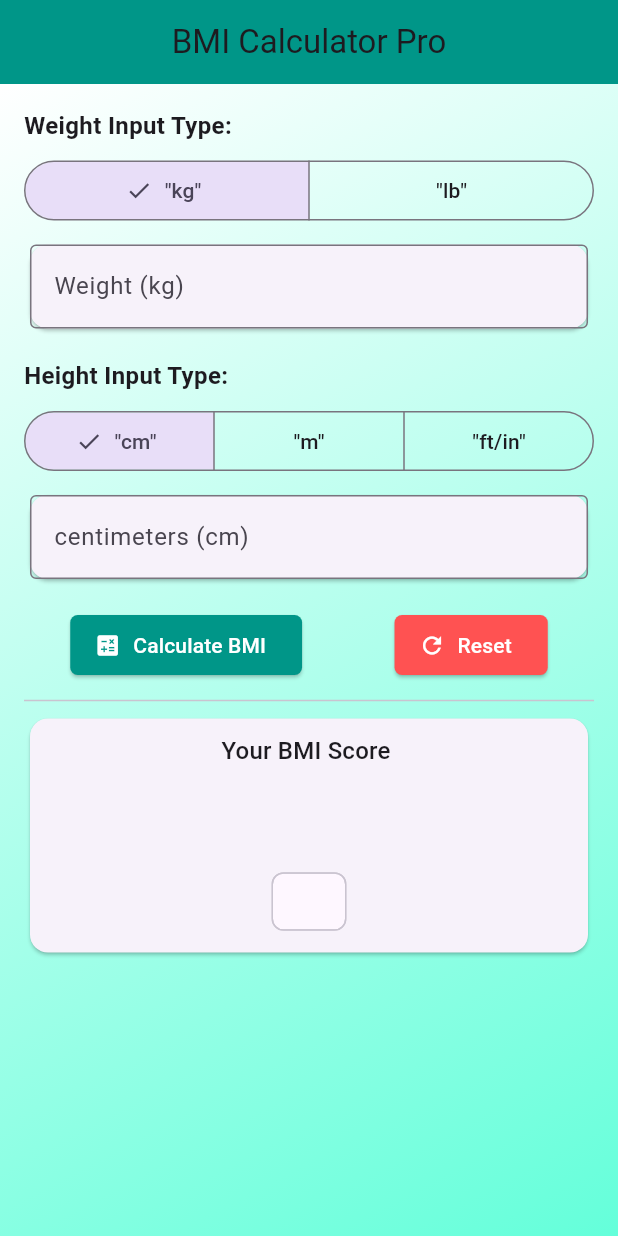
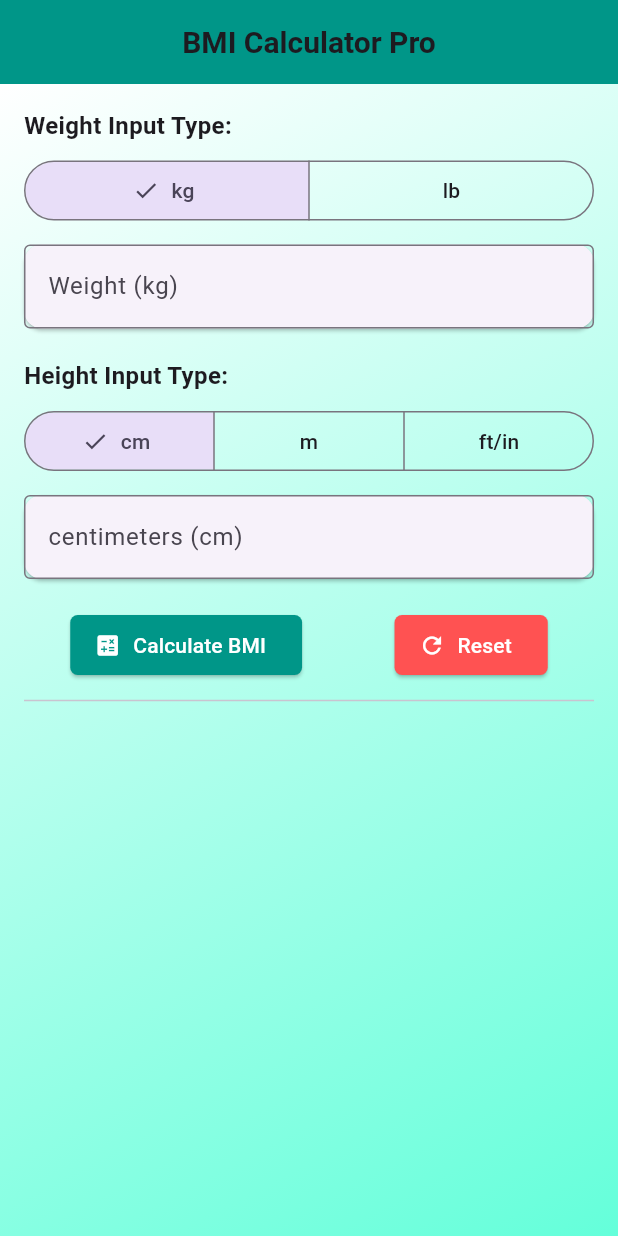
Before and after one commit to SaidurRahman1004/bmi_calculator, a Flutter app: the screen it shows after launch, after a tap on "Calculate BMI", on a phone screen of 412 x 824 dp. Run offline on Flutter 3.47's test engine with Material 3 defaults, Android fonts, the phone set to English and light mode, and no system bars; our stand-ins replace google_fonts.

```diff
--- a/lib/bmi_screen-Ui.dart
+++ b/lib/bmi_screen-Ui.dart
@@ -1,6 +1,6 @@
 import 'package:flutter/material.dart';
 
-enum HeightInputTypes { centimeters,meter, feetInches }
+enum HeightInputTypes { centimeters, meter, feetInches }
 
 enum WeightInputTypes { kg, lb }
 
@@ -23,22 +23,140 @@ class _BmiCalculatorProState extends State<BmiCalculatorPro> {
   WeightInputTypes _weighthtType = WeightInputTypes.kg;
   String _bmiResult = "";
   String _bmiCategory = "";
-  Color categoryColor  = Colors.grey;
+  Color categoryColor = Colors.grey;
 
   //Custom Snackbar
-  void CustomSnk(String txt){
+  void CustomSnk(String txt) {
     ScaffoldMessenger.of(context).showSnackBar(
-      SnackBar(
-        content: Text(txt),
-        duration: const Duration(seconds: 2),
-    ));
+      SnackBar(content: Text(txt), duration: const Duration(seconds: 2)),
+    );
   }
 
   ///Conversion
-  double lbToKg(double lb) => lb * 0.453;                                      // pounds -> kg
-                         //cm -> meter
+  ///
+  //weight
+  double _getWeight() {
+    if (_weighthtType == WeightInputTypes.kg) {
+      return double.parse(_weightCtrl.text.trim());
+    } else {
+      return double.parse(_lbCtrl.text.trim()) * 0.453592;   //lb to kg
+    }
+  }
 
 
+  //cm to meter
+  double? cmToMeter() {
+    final cm = double.tryParse(_cmCtrl.text.trim());
+    if (cm == null || cm <= 0) {
+      CustomSnk("Enter valid height (cm)");
+      return null;
+    }
+
+    return cm / 100;
+  }
+
+  ///fet inch to meter methode
+  double? fetInchToMeter() {
+    final feet = double.tryParse(_feetCtrl.text.trim()) ?? 0;
+    final inch = double.tryParse(_inchCtrl.text.trim()) ?? 0;
+    if ( feet <= 0 && inch <= 0) {
+      CustomSnk("Enter valid height (ft/in)");
+      return null;
+    }
+    final totalInch = (feet * 12) + inch;
+    return totalInch * 0.0254;
+  }
+
+  //Normalize Inch
+  void normalizeInch() {
+    final feet = double.tryParse(_feetCtrl.text.trim()) ?? 0;
+    final inch = double.tryParse(_inchCtrl.text.trim()) ?? 0;
+
+    if (inch >= 12) {
+      final extraFeet = inch ~/ 12;
+      final remainingInch = inch % 12;
+      _feetCtrl.text = (feet + extraFeet).toString();
+      _inchCtrl.text = remainingInch.toStringAsFixed(1);
+    }
+  }
+
+
+  ///BMI Calculate Button
+  void _calculateBMI() {
+    FocusScope.of(context).unfocus();
+
+    //weight
+    double? weight = _getWeight();
+
+    if (weight == null || weight <= 0) {
+      CustomSnk("Enter valid weight");
+      return;
+    }
+
+    //height
+
+    double? heightInMeter;
+    if (_heightType == HeightInputTypes.centimeters) {
+      heightInMeter = cmToMeter();
+    } else if (_heightType == HeightInputTypes.meter) {
+      heightInMeter = double.tryParse(_mCtrl.text.trim());
+      if (heightInMeter == null || heightInMeter <= 0) {
+        CustomSnk("Enter valid height (m)");
+        return;
+      }
+    } else {
+      normalizeInch();
+      heightInMeter = fetInchToMeter();
+    }
+
+    if (heightInMeter == null) {
+      CustomSnk("Enter valid height");
+      return;
+    }
+
+
+
+    final bmi = weight / (heightInMeter * heightInMeter);
+
+    //Catagory And Color
+    String category;
+    Color color;
+
+    if (bmi < 18.5) {
+      category = "Underweight";
+      color = Colors.blue;
+    } else if (bmi < 25) {
+      category = "Normal";
+      color = Colors.green;
+    } else if (bmi < 30) {
+      category = "Overweight";
+      color = Colors.orange;
+    } else {
+      category = "Obese";
+      color = Colors.red;
+    }
+
+    setState(() {
+      _bmiResult = bmi.toStringAsFixed(2);
+      _bmiCategory = category;
+      categoryColor = color;
+    });
+  }
+
+  //reset All
+  void _resetAll(){
+    _weightCtrl.clear();
+    _lbCtrl.clear();
+    _cmCtrl.clear();
+    _mCtrl.clear();
+    _feetCtrl.clear();
+    _inchCtrl.clear();
+    setState(() {
+      _bmiResult = "";
+      _bmiCategory = "";
+      categoryColor = Colors.grey;
+    });
+  }
 
   @override
   void dispose() {
@@ -50,12 +168,12 @@ class _BmiCalculatorProState extends State<BmiCalculatorPro> {
     _inchCtrl.dispose();
     super.dispose();
   }
-
+//Ui
   @override
   Widget build(BuildContext context) {
     return Scaffold(
       appBar: AppBar(
-        title: const Text('BMI Calculator Pro'),
+        title: const Text('BMI Calculator Pro',style: TextStyle(fontSize: 20,fontWeight: FontWeight.bold),),
         backgroundColor: Colors.teal,
         centerTitle: true,
       ),
@@ -70,7 +188,6 @@ class _BmiCalculatorProState extends State<BmiCalculatorPro> {
         child: ListView(
           padding: const EdgeInsets.all(16.0),
           children: [
-
             //Weight
             Text(
               'Weight Input Type:',
@@ -81,35 +198,36 @@ class _BmiCalculatorProState extends State<BmiCalculatorPro> {
               segments: [
                 ButtonSegment(
                   value: WeightInputTypes.kg,
-                  label: const Text('"kg"'),
+                  label: const Text('kg'),
                 ),
                 ButtonSegment(
                   value: WeightInputTypes.lb,
-                  label: const Text('"lb"'),
+                  label: const Text('lb'),
                 ),
-
               ],
               selected: {_weighthtType},
               onSelectionChanged: (value) =>
                   setState(() => _weighthtType = value.first),
             ),
             SizedBox(height: 8.0),
-            if(_weighthtType == WeightInputTypes.kg)...[
+            if (_weighthtType == WeightInputTypes.kg) ...[
               Card(
+                margin: EdgeInsets.symmetric(vertical: 4),
                 child: TextFormField(
                   controller: _weightCtrl,
-                  keyboardType: TextInputType.number,
+                  keyboardType: TextInputType.numberWithOptions(decimal: true),
                   decoration: const InputDecoration(
                     labelText: 'Weight (kg)',
                     border: OutlineInputBorder(),
                   ),
                 ),
               ),
-            ]else...[
+            ] else ...[
               Card(
+                margin: EdgeInsets.symmetric(vertical: 4),
                 child: TextFormField(
                   controller: _lbCtrl,
-                  keyboardType: TextInputType.number,
+                  keyboardType: TextInputType.numberWithOptions(decimal: true),
                   decoration: const InputDecoration(
                     labelText: 'Weight (lb)',
                     border: OutlineInputBorder(),
@@ -117,8 +235,8 @@ class _BmiCalculatorProState extends State<BmiCalculatorPro> {
                 ),
               ),
             ],
-//Height
 
+            //Height
             const SizedBox(height: 16.0),
             Text(
               'Height Input Type:',
@@ -129,15 +247,15 @@ class _BmiCalculatorProState extends State<BmiCalculatorPro> {
               segments: [
                 ButtonSegment(
                   value: HeightInputTypes.centimeters,
-                  label: const Text('"cm"'),
+                  label: const Text('cm'),
                 ),
                 ButtonSegment(
                   value: HeightInputTypes.meter,
-                  label: const Text('"m"'),
+                  label: const Text('m'),
                 ),
                 ButtonSegment(
                   value: HeightInputTypes.feetInches,
-                  label: const Text('"ft/in"'),
+                  label: const Text('ft/in'),
                 ),
               ],
               selected: {_heightType},
@@ -147,54 +265,60 @@ class _BmiCalculatorProState extends State<BmiCalculatorPro> {
             SizedBox(height: 8.0),
             if (_heightType == HeightInputTypes.centimeters) ...[
               Card(
+                margin: EdgeInsets.symmetric(vertical: 4),
                 child: TextFormField(
                   controller: _cmCtrl,
-                  keyboardType: TextInputType.number,
+                  keyboardType: TextInputType.numberWithOptions(decimal: true),
                   decoration: const InputDecoration(
                     labelText: 'centimeters (cm)',
                     border: OutlineInputBorder(),
                   ),
                 ),
               ),
-            ]
-              else if(_heightType == HeightInputTypes.meter)...[
+            ] else if (_heightType == HeightInputTypes.meter) ...[
               Card(
+                margin: EdgeInsets.symmetric(vertical: 4),
                 child: TextFormField(
                   controller: _mCtrl,
-                  keyboardType: TextInputType.number,
+                  keyboardType: TextInputType.numberWithOptions(decimal: true),
                   decoration: const InputDecoration(
                     labelText: 'Meter (m)',
                     border: OutlineInputBorder(),
                   ),
                 ),
               ),
-
-            ]
-            else ...[
+            ] else ...[
               Row(
                 children: [
                   Expanded(
                     child: Card(
+                      margin: EdgeInsets.symmetric(vertical: 4),
                       child: TextFormField(
                         controller: _feetCtrl,
                         decoration: const InputDecoration(
                           labelText: "Feet",
                           border: OutlineInputBorder(),
                         ),
-                        keyboardType: TextInputType.number,
+                        keyboardType: TextInputType.numberWithOptions(
+                          decimal: true,
+                        ),
                       ),
                     ),
                   ),
                   const SizedBox(width: 10),
                   Expanded(
                     child: Card(
+                      margin: EdgeInsets.symmetric(vertical: 4),
                       child: TextFormField(
                         controller: _inchCtrl,
                         decoration: const InputDecoration(
                           labelText: "Inch",
                           border: OutlineInputBorder(),
                         ),
-                        keyboardType: TextInputType.number,
+                        keyboardType: TextInputType.numberWithOptions(
+                          decimal: true,
+                        ),
+                        onEditingComplete: normalizeInch,
                       ),
                     ),
                   ),
@@ -206,7 +330,9 @@ class _BmiCalculatorProState extends State<BmiCalculatorPro> {
               mainAxisAlignment: MainAxisAlignment.spaceEvenly,
               children: [
                 ElevatedButton.icon(
-                  onPressed: () {},
+                  onPressed: () {
+                    _calculateBMI();
+                  },
                   icon: const Icon(Icons.calculate),
                   label: const Text("Calculate BMI"),
                   style: ElevatedButton.styleFrom(
@@ -220,7 +346,9 @@ class _BmiCalculatorProState extends State<BmiCalculatorPro> {
 
                 const SizedBox(height: 12),
                 ElevatedButton.icon(
-                  onPressed: () {},
+                  onPressed: () {
+                    _resetAll();
+                  },
                   icon: const Icon(Icons.refresh),
                   label: const Text("Reset"),
                   style: ElevatedButton.styleFrom(
@@ -233,44 +361,44 @@ class _BmiCalculatorProState extends State<BmiCalculatorPro> {
                 ),
               ],
             ),
-            SizedBox(height: 5,),
+            SizedBox(height: 5),
             Divider(),
-            if(_bmiResult != null)
+            if (_bmiResult.isNotEmpty)
               Card(
                 child: Padding(
                   padding: EdgeInsets.all(10),
                   child: Column(
                     children: [
-                      Text("Your BMI Score ",style: Theme.of(context).textTheme.titleMedium,),
-                      SizedBox(height: 12,),
+                      Text(
+                        "Your BMI Score ",
+                        style: Theme.of(context).textTheme.titleMedium,
+                      ),
+                      SizedBox(height: 12),
                       Text(
                         _bmiResult,
-                        style: Theme.of(context)
-                            .textTheme
-                            .displayMedium
-                            ?.copyWith(
-
-                          fontWeight: FontWeight.bold,
-                        ),
+                        style: Theme.of(context).textTheme.displayMedium
+                            ?.copyWith(fontWeight: FontWeight.bold),
                       ),
 
                       Chip(
+                        backgroundColor: categoryColor,
                         label: Text(
                           _bmiCategory,
                           style: const TextStyle(
-                              color: Colors.white,
-                              fontWeight: FontWeight.bold),
+                            color: Colors.white,
+                            fontWeight: FontWeight.bold,
+                          ),
                         ),
 
                         padding: const EdgeInsets.symmetric(
-                            horizontal: 16, vertical: 8),
+                          horizontal: 16,
+                          vertical: 8,
+                        ),
                       ),
                     ],
                   ),
-                )
-              )
-
-
+                ),
+              ),
           ],
         ),
       ),
```
